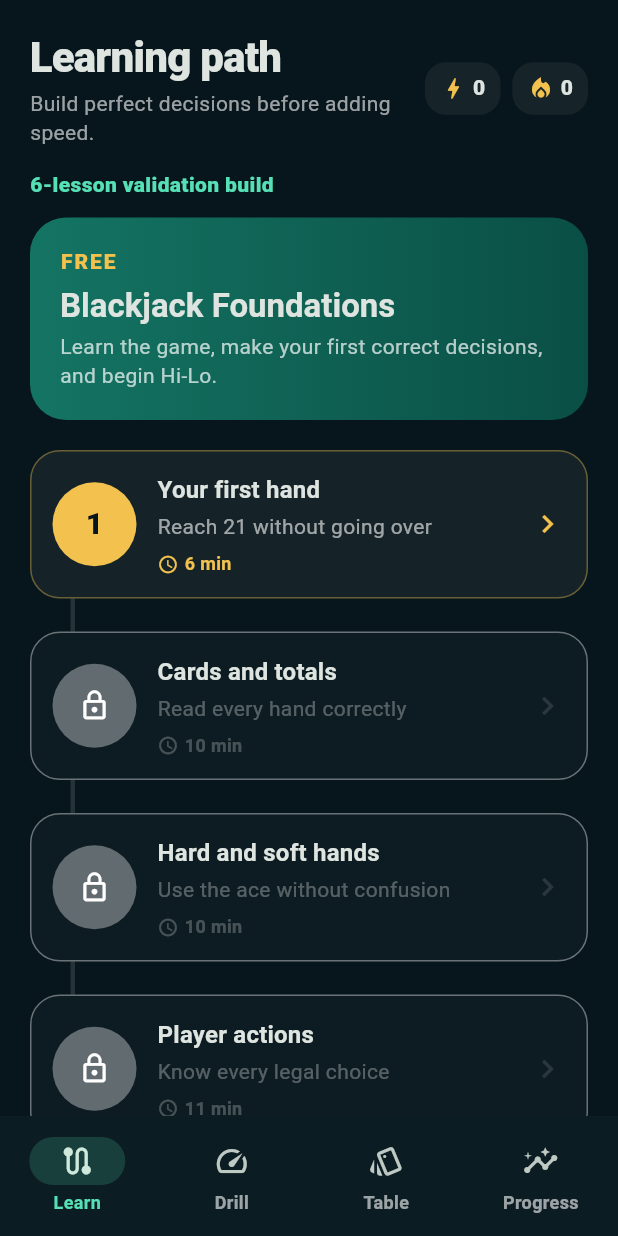
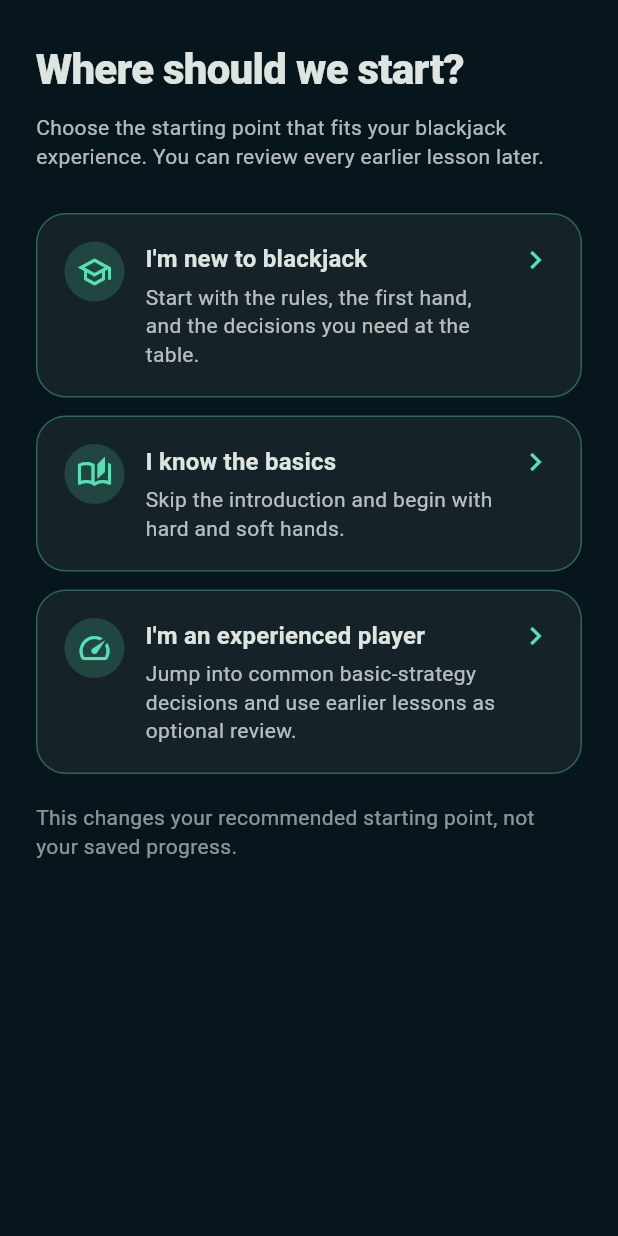
Before and after one commit to NerdySnake6/BlackjackAdvantageTrainer, a Flutter app: the screen it shows after launch, on a phone screen of 412 x 824 dp. Run offline on Flutter 3.47's test engine with Material 3 defaults, Android fonts, the phone set to English and light mode, and no system bars; our stand-ins replace go_router, shared_preferences.

Commit message:
Add experience-level onboarding and responsive learning path

```diff
--- a/lib/app/app.dart
+++ b/lib/app/app.dart
@@ -20,7 +20,7 @@ class BlackjackTrainerApp extends StatefulWidget {
 }
 
 class _BlackjackTrainerAppState extends State<BlackjackTrainerApp> {
-  late final _router = createRouter();
+  late final _router = createRouter(appState: widget.appState);
 
   @override
   void dispose() {
--- a/lib/app/router.dart
+++ b/lib/app/router.dart
@@ -8,13 +8,30 @@ import '../presentation/drill/count_drill_screen.dart';
 import '../presentation/home/app_shell.dart';
 import '../presentation/learn/learning_path_screen.dart';
 import '../presentation/learn/lesson_screen.dart';
+import '../presentation/onboarding/experience_level_screen.dart';
 import '../presentation/profile/progress_screen.dart';
 import '../presentation/table/table_screen.dart';
+import '../viewmodels/app_state.dart';
 
-GoRouter createRouter() {
+GoRouter createRouter({required AppState appState}) {
   return GoRouter(
     initialLocation: '/learn',
+    refreshListenable: appState,
+    redirect: (context, state) {
+      final isOnboarding = state.matchedLocation == '/onboarding';
+      if (!appState.hasExperienceLevel && !isOnboarding) {
+        return '/onboarding';
+      }
+      if (appState.hasExperienceLevel && isOnboarding) {
+        return '/learn';
+      }
+      return null;
+    },
     routes: [
+      GoRoute(
+        path: '/onboarding',
+        builder: (context, state) => const ExperienceLevelScreen(),
+      ),
       ShellRoute(
         builder: (context, state, child) =>
             AppShell(location: state.uri.path, child: child),
--- a/lib/domain/learning/models.dart
+++ b/lib/domain/learning/models.dart
@@ -1,5 +1,24 @@
 /// Versioned learning-content and progress models.
 library;
+
+enum ExperienceLevel {
+  beginner('quick-start'),
+  basics('hard-and-soft'),
+  experienced('first-strategy');
+
+  const ExperienceLevel(this.startLessonId);
+
+  final String startLessonId;
+
+  static ExperienceLevel? fromStorage(String? value) {
+    return switch (value) {
+      'beginner' => ExperienceLevel.beginner,
+      'basics' => ExperienceLevel.basics,
+      'experienced' => ExperienceLevel.experienced,
+      _ => null,
+    };
+  }
+}
 
 class CourseCatalog {
   const CourseCatalog({
@@ -166,6 +185,7 @@ class ProgressSnapshot {
   const ProgressSnapshot({
     this.lessonScores = const {},
     this.activeSessions = const {},
+    this.experienceLevel,
     this.xp = 0,
     this.streakDays = 0,
     this.lastActivityDate,
@@ -184,6 +204,9 @@ class ProgressSnapshot {
           LessonSessionProgress.fromJson(value! as Map<String, Object?>),
         ),
       ),
+      experienceLevel: ExperienceLevel.fromStorage(
+        json['experienceLevel'] as String?,
+      ),
       xp: json['xp'] as int? ?? 0,
       streakDays: json['streakDays'] as int? ?? 0,
       lastActivityDate: json['lastActivityDate'] == null
@@ -194,6 +217,7 @@ class ProgressSnapshot {
 
   final Map<String, double> lessonScores;
   final Map<String, LessonSessionProgress> activeSessions;
+  final ExperienceLevel? experienceLevel;
   final int xp;
   final int streakDays;
   final DateTime? lastActivityDate;
@@ -210,6 +234,7 @@ class ProgressSnapshot {
     'activeSessions': activeSessions.map(
       (key, value) => MapEntry(key, value.toJson()),
     ),
+    'experienceLevel': experienceLevel?.name,
     'xp': xp,
     'streakDays': streakDays,
     'lastActivityDate': lastActivityDate?.toIso8601String(),
@@ -218,6 +243,7 @@ class ProgressSnapshot {
   ProgressSnapshot copyWith({
     Map<String, double>? lessonScores,
     Map<String, LessonSessionProgress>? activeSessions,
+    ExperienceLevel? experienceLevel,
     int? xp,
     int? streakDays,
     DateTime? lastActivityDate,
@@ -226,6 +252,7 @@ class ProgressSnapshot {
     return ProgressSnapshot(
       lessonScores: lessonScores ?? this.lessonScores,
       activeSessions: activeSessions ?? this.activeSessions,
+      experienceLevel: experienceLevel ?? this.experienceLevel,
       xp: xp ?? this.xp,
       streakDays: streakDays ?? this.streakDays,
       lastActivityDate: clearLastActivityDate
--- a/lib/l10n/app_en.arb
+++ b/lib/l10n/app_en.arb
@@ -8,6 +8,16 @@
   "learningPath": "Learning path",
   "learningPathSubtitle": "Build perfect decisions before adding speed.",
   "prototypeBuild": "6-lesson validation build",
+  "experienceLevelTitle": "Where should we start?",
+  "experienceLevelSubtitle": "Choose the starting point that fits your blackjack experience. You can review every earlier lesson later.",
+  "beginnerLevelTitle": "I'm new to blackjack",
+  "beginnerLevelDescription": "Start with the rules, the first hand, and the decisions you need at the table.",
+  "basicsLevelTitle": "I know the basics",
+  "basicsLevelDescription": "Skip the introduction and begin with hard and soft hands.",
+  "experiencedLevelTitle": "I'm an experienced player",
+  "experiencedLevelDescription": "Jump into common basic-strategy decisions and use earlier lessons as optional review.",
+  "experienceLevelNote": "This changes your recommended starting point, not your saved progress.",
+  "recommendedStart": "Start here",
   "minutesShort": "{minutes} min",
   "@minutesShort": {
     "placeholders": {"minutes": {"type": "int"}}
--- a/lib/l10n/app_localizations.dart
+++ b/lib/l10n/app_localizations.dart
@@ -141,6 +141,66 @@ abstract class AppLocalizations {
   /// In en, this message translates to:
   /// **'6-lesson validation build'**
   String get prototypeBuild;
+
+  /// No description provided for @experienceLevelTitle.
+  ///
+  /// In en, this message translates to:
+  /// **'Where should we start?'**
+  String get experienceLevelTitle;
+
+  /// No description provided for @experienceLevelSubtitle.
+  ///
+  /// In en, this message translates to:
+  /// **'Choose the starting point that fits your blackjack experience. You can review every earlier lesson later.'**
+  String get experienceLevelSubtitle;
+
+  /// No description provided for @beginnerLevelTitle.
+  ///
+  /// In en, this message translates to:
+  /// **'I\'m new to blackjack'**
+  String get beginnerLevelTitle;
+
+  /// No description provided for @beginnerLevelDescription.
+  ///
+  /// In en, this message translates to:
+  /// **'Start with the rules, the first hand, and the decisions you need at the table.'**
+  String get beginnerLevelDescription;
+
+  /// No description provided for @basicsLevelTitle.
+  ///
+  /// In en, this message translates to:
+  /// **'I know the basics'**
+  String get basicsLevelTitle;
+
+  /// No description provided for @basicsLevelDescription.
+  ///
+  /// In en, this message translates to:
+  /// **'Skip the introduction and begin with hard and soft hands.'**
+  String get basicsLevelDescription;
+
+  /// No description provided for @experiencedLevelTitle.
+  ///
+  /// In en, this message translates to:
+  /// **'I\'m an experienced player'**
+  String get experiencedLevelTitle;
+
+  /// No description provided for @experiencedLevelDescription.
+  ///
+  /// In en, this message translates to:
+  /// **'Jump into common basic-strategy decisions and use earlier lessons as optional review.'**
+  String get experiencedLevelDescription;
+
+  /// No description provided for @experienceLevelNote.
+  ///
+  /// In en, this message translates to:
+  /// **'This changes your recommended starting point, not your saved progress.'**
+  String get experienceLevelNote;
+
+  /// No description provided for @recommendedStart.
+  ///
+  /// In en, this message translates to:
+  /// **'Start here'**
+  String get recommendedStart;
 
   /// No description provided for @minutesShort.
   ///
--- a/lib/l10n/app_localizations_en.dart
+++ b/lib/l10n/app_localizations_en.dart
@@ -32,6 +32,41 @@ class AppLocalizationsEn extends AppLocalizations {
 
   @override
   String get prototypeBuild => '6-lesson validation build';
+
+  @override
+  String get experienceLevelTitle => 'Where should we start?';
+
+  @override
+  String get experienceLevelSubtitle =>
+      'Choose the starting point that fits your blackjack experience. You can review every earlier lesson later.';
+
+  @override
+  String get beginnerLevelTitle => 'I\'m new to blackjack';
+
+  @override
+  String get beginnerLevelDescription =>
+      'Start with the rules, the first hand, and the decisions you need at the table.';
+
+  @override
+  String get basicsLevelTitle => 'I know the basics';
+
+  @override
+  String get basicsLevelDescription =>
+      'Skip the introduction and begin with hard and soft hands.';
+
+  @override
+  String get experiencedLevelTitle => 'I\'m an experienced player';
+
+  @override
+  String get experiencedLevelDescription =>
+      'Jump into common basic-strategy decisions and use earlier lessons as optional review.';
+
+  @override
+  String get experienceLevelNote =>
+      'This changes your recommended starting point, not your saved progress.';
+
+  @override
+  String get recommendedStart => 'Start here';
 
   @override
   String minutesShort(int minutes) {
--- /dev/null
+++ b/lib/presentation/onboarding/experience_level_screen.dart
@@ -0,0 +1,141 @@
+/// First-launch experience-level selection.
+library;
+
+import 'package:flutter/material.dart';
+import 'package:go_router/go_router.dart';
+import 'package:provider/provider.dart';
+
+import '../../app/theme.dart';
+import '../../domain/learning/models.dart';
+import '../../l10n/app_localizations.dart';
+import '../../viewmodels/app_state.dart';
+
+class ExperienceLevelScreen extends StatelessWidget {
+  const ExperienceLevelScreen({super.key});
+
+  @override
+  Widget build(BuildContext context) {
+    final strings = AppLocalizations.of(context);
+    return Scaffold(
+      body: SafeArea(
+        child: LayoutBuilder(
+          builder: (context, constraints) {
+            final horizontalPadding = constraints.maxWidth < 380 ? 16.0 : 24.0;
+            return SingleChildScrollView(
+              padding: EdgeInsets.fromLTRB(
+                horizontalPadding,
+                28,
+                horizontalPadding,
+                32,
+              ),
+              child: ConstrainedBox(
+                constraints: const BoxConstraints(maxWidth: 620),
+                child: Column(
+                  crossAxisAlignment: CrossAxisAlignment.stretch,
+                  children: [
+                    Text(
+                      strings.experienceLevelTitle,
+                      style: Theme.of(context).textTheme.headlineMedium,
+                    ),
+                    const SizedBox(height: 12),
+                    Text(
+                      strings.experienceLevelSubtitle,
+                      style: const TextStyle(color: Colors.white70),
+                    ),
+                    const SizedBox(height: 28),
+                    _ExperienceLevelCard(
+                      level: ExperienceLevel.beginner,
+                      icon: Icons.school_outlined,
+                      title: strings.beginnerLevelTitle,
+                      description: strings.beginnerLevelDescription,
+                    ),
+                    const SizedBox(height: 12),
+                    _ExperienceLevelCard(
+                      level: ExperienceLevel.basics,
+                      icon: Icons.auto_stories_outlined,
+                      title: strings.basicsLevelTitle,
+                      description: strings.basicsLevelDescription,
+                    ),
+                    const SizedBox(height: 12),
+                    _ExperienceLevelCard(
+                      level: ExperienceLevel.experienced,
+                      icon: Icons.speed_outlined,
+                      title: strings.experiencedLevelTitle,
+                      description: strings.experiencedLevelDescription,
+                    ),
+                    const SizedBox(height: 20),
+                    Text(
+                      strings.experienceLevelNote,
+                      style: const TextStyle(color: Colors.white54),
+                    ),
+                  ],
+                ),
+              ),
+            );
+          },
+        ),
+      ),
+    );
+  }
+}
+
+class _ExperienceLevelCard extends StatelessWidget {
+  const _ExperienceLevelCard({
+    required this.level,
+    required this.icon,
+    required this.title,
+    required this.description,
+  });
+
+  final ExperienceLevel level;
+  final IconData icon;
+  final String title;
+  final String description;
+
+  @override
+  Widget build(BuildContext context) {
+    return InkWell(
+      onTap: () async {
+        await context.read<AppState>().chooseExperienceLevel(level);
+        if (context.mounted) {
+          context.go('/learn');
+        }
+      },
+      borderRadius: BorderRadius.circular(20),
+      child: Ink(
+        padding: const EdgeInsets.all(18),
+        decoration: BoxDecoration(
+          color: Colors.white.withValues(alpha: 0.055),
+          borderRadius: BorderRadius.circular(20),
+          border: Border.all(color: AppColors.mint.withValues(alpha: 0.35)),
+        ),
+        child: Row(
+          crossAxisAlignment: CrossAxisAlignment.start,
+          children: [
+            CircleAvatar(
+              backgroundColor: AppColors.mint.withValues(alpha: 0.18),
+              foregroundColor: AppColors.mint,
+              child: Icon(icon),
+            ),
+            const SizedBox(width: 14),
+            Expanded(
+              child: Column(
+                crossAxisAlignment: CrossAxisAlignment.start,
+                children: [
+                  Text(title, style: Theme.of(context).textTheme.titleMedium),
+                  const SizedBox(height: 4),
+                  Text(
+                    description,
+                    style: const TextStyle(color: Colors.white70),
+                  ),
+                ],
+              ),
+            ),
+            const SizedBox(width: 8),
+            const Icon(Icons.chevron_right, color: AppColors.mint),
+          ],
+        ),
+      ),
+    );
+  }
+}
```
Also changed, not shown: lib/presentation/learn/learning_path_screen.dart (+79 -21 lines), lib/viewmodels/app_state.dart (+26 -0 lines), 2 other files.
